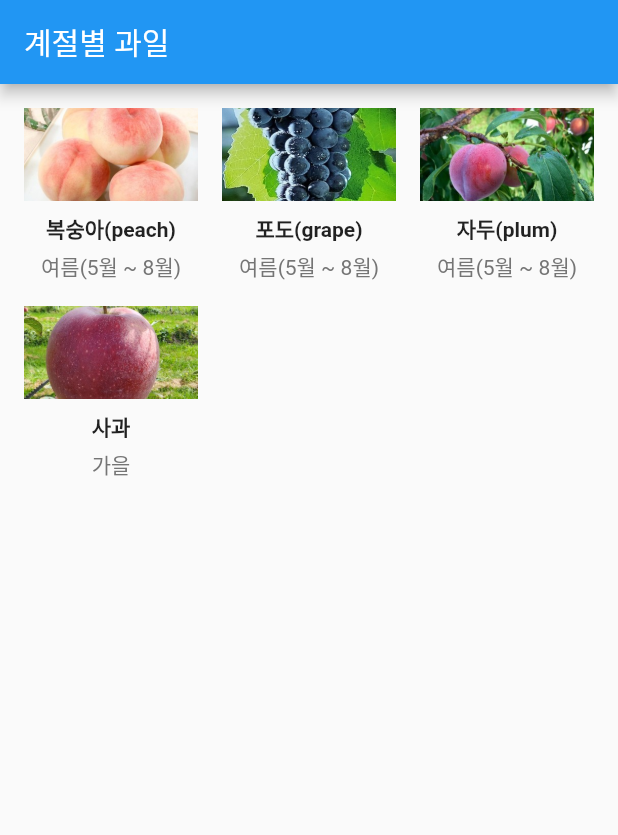
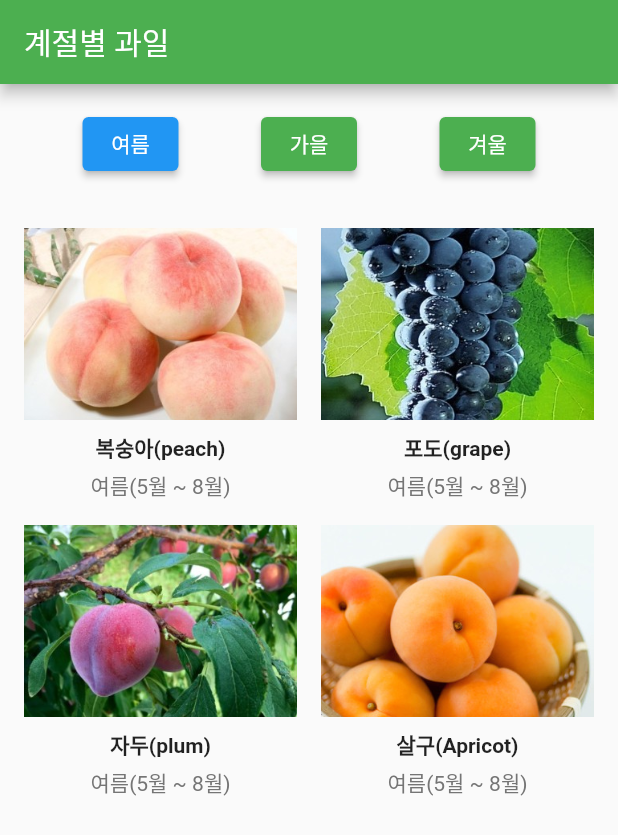
Before and after one commit to LYB9736/season1, a Flutter app: the screen it shows after launch, on a phone screen of 412 x 824 dp. Shown: the top 835 px of the screen. Run offline on Flutter 3.47's test engine with Material 2 defaults, Android fonts, the phone set to English and light mode, and no system bars.

Commit message:
여러가지 수정완료 네비게이션 바 추가

```diff
--- a/lib/main.dart
+++ b/lib/main.dart
@@ -23,7 +23,8 @@ final fruits = [
     name: '복숭아(peach)',
     season: '여름(5월 ~ 8월)',
     image: 'images/peach.jpg',
-    description: '복숭아는 대표적인 여름 제철 과일이다.',
+    description: '개요 : 복숭아는 대표적인 여름 제철 과일이다.\n'
+        '상세 : ',
   ),
   Fruit(
     name: '포도(grape)',
@@ -38,9 +39,33 @@ final fruits = [
     description: '복숭아는 대표적인 여름 제철 과일이다.',
   ),
   Fruit(
-    name: '사과',
-    season: '가을',
+    name: '살구(Apricot)',
+    season: '여름(5월 ~ 8월)',
+    image: 'images/apricot.jpg',
+    description: '복숭아는 대표적인 여름 제철 과일이다.',
+  ),
+  Fruit(
+    name: '사과(apple)',
+    season: '가을(9월 ~ 11월)',
     image: 'images/apple.jpg',
+    description: '사과는 대표적인 가을 제철 과일이다.',
+  ),
+  Fruit(
+    name: '배(pear)',
+    season: '가을(9월 ~ 11월)',
+    image: 'images/pear.jpg',
+    description: '사과는 대표적인 가을 제철 과일이다.',
+  ),
+  Fruit(
+    name: '감(Persimmon)',
+    season: '가을(9월 ~ 11월)',
+    image: 'images/persimmon.jpg',
+    description: '사과는 대표적인 가을 제철 과일이다.',
+  ),
+  Fruit(
+    name: '무화과(Fig)',
+    season: '가을(9월 ~ 11월)',
+    image: 'images/fig.jpg',
     description: '사과는 대표적인 가을 제철 과일이다.',
   ),
 ];
@@ -51,9 +76,9 @@ class MyApp extends StatelessWidget {
     return MaterialApp(
       title: '계절별 과일 소개',
       theme: ThemeData(
-        primarySwatch: Colors.blue,
+        primarySwatch: Colors.green,
       ),
-      home: FruitListScreen(),
+      home: HomeScreen(),
       routes: {
         '/detail': (context) => FruitDetailScreen(),
       },
@@ -61,23 +86,72 @@ class MyApp extends StatelessWidget {
   }
 }
 
-class FruitListScreen extends StatelessWidget {
+class HomeScreen extends StatefulWidget {
+  @override
+  _HomeScreenState createState() => _HomeScreenState();
+}
+
+class _HomeScreenState extends State<HomeScreen> {
+  String selectedSeason = '여름(5월 ~ 8월)';
+
+  List<Fruit> getFilteredFruits() {
+    return fruits.where((fruit) => fruit.season == selectedSeason).toList();
+  }
+
   @override
   Widget build(BuildContext context) {
     return Scaffold(
       appBar: AppBar(
         title: Text('계절별 과일'),
       ),
-      body: GridView.builder(
+      body: Column(
+        children: [
+          Padding(
+            padding: const EdgeInsets.symmetric(vertical: 16),
+            child: Row(
+              mainAxisAlignment: MainAxisAlignment.spaceEvenly,
+              children: [
+                SeasonButton(
+                  text: '여름',
+                  isSelected: selectedSeason == '여름(5월 ~ 8월)',
+                  onPressed: () {
+                    setState(() {
+                      selectedSeason = '여름(5월 ~ 8월)';
+                    });
+                  },
+                ),
+                SeasonButton(
+                  text: '가을',
+                  isSelected: selectedSeason == '가을(9월 ~ 11월)',
+                  onPressed: () {
+                    setState(() {
+                      selectedSeason = '가을(9월 ~ 11월)';
+                    });
+                  },
+                ),
+                SeasonButton(
+                  text: '겨울',
+                  isSelected: selectedSeason == '겨울(12월 ~ 2월)',
+                  onPressed: () {
+                    setState(() {
+                      selectedSeason = '겨울(12월 ~ 2월)';
+                    });
+                  },
+                ),
+              ],
+            ),
+          ),
+          Expanded(
+            child: GridView.builder(
               padding: EdgeInsets.all(16),
-        itemCount: fruits.length,
+              itemCount: getFilteredFruits().length,
               gridDelegate: SliverGridDelegateWithFixedCrossAxisCount(
-          crossAxisCount: 3, // 가로로 3개씩 출력
+                crossAxisCount: 2,
                 crossAxisSpacing: 16,
                 mainAxisSpacing: 16,
               ),
               itemBuilder: (context, index) {
-          final fruit = fruits[index];
+                final fruit = getFilteredFruits()[index];
                 return GestureDetector(
                   onTap: () {
                     Navigator.pushNamed(
@@ -116,6 +190,37 @@ class FruitListScreen extends StatelessWidget {
                 );
               },
             ),
+          ),
+        ],
+      ),
+    );
+  }
+}
+
+class SeasonButton extends StatelessWidget {
+  final String text;
+  final bool isSelected;
+  final VoidCallback onPressed;
+
+  const SeasonButton({
+    required this.text,
+    required this.isSelected,
+    required this.onPressed,
+  });
+
+  @override
+  Widget build(BuildContext context) {
+    return ElevatedButton(
+      onPressed: onPressed,
+      style: ButtonStyle(
+        backgroundColor: isSelected ? MaterialStateProperty.all(Colors.blue) : null,
+      ),
+      child: Text(
+        text,
+        style: TextStyle(
+          color: isSelected ? Colors.white : null,
+        ),
+      ),
     );
   }
 }
@@ -136,9 +241,19 @@ class FruitDetailScreen extends StatelessWidget {
           children: [
             Image.asset(fruit.image),
             SizedBox(height: 16),
-            Text('계절: ${fruit.season}'),
+            Text(
+              '계절: ${fruit.season}',
+              style: TextStyle(
+                fontSize: 18,
+              ),
+            ),
             SizedBox(height: 16),
-            Text(fruit.description),
+            Text(fruit.description,
+              style: TextStyle(
+                fontSize: 18,
+                fontFamily: 'Lato',
+              ),
+            ),
             SizedBox(height: 16),
             ElevatedButton(
               child: Text('뒤로 가기'),
--- a/pubspec.yaml
+++ b/pubspec.yaml
@@ -63,7 +63,12 @@ flutter:
     - images/apple.jpg
     - images/grape.jpg
     - images/plum.jpg
+    - images/pear.jpg
+    - images/apricot.jpg
     - images/peach.jpg
+    - images/peach2.jpg
+    - images/persimmon.jpg
+    - images/fig.jpg
 
   # An image asset can refer to one or more resolution-specific "variants", see
   # https://flutter.dev/assets-and-images/#resolution-aware
```
Also changed, not shown: images/apricot.jpg (added), images/fig.jpg (added), images/peach2.jpg (added), images/pear.jpg (added), images/persimmon.jpg (added), pubspec.lock. Lines whose indentation alone changed are shown as unchanged.
